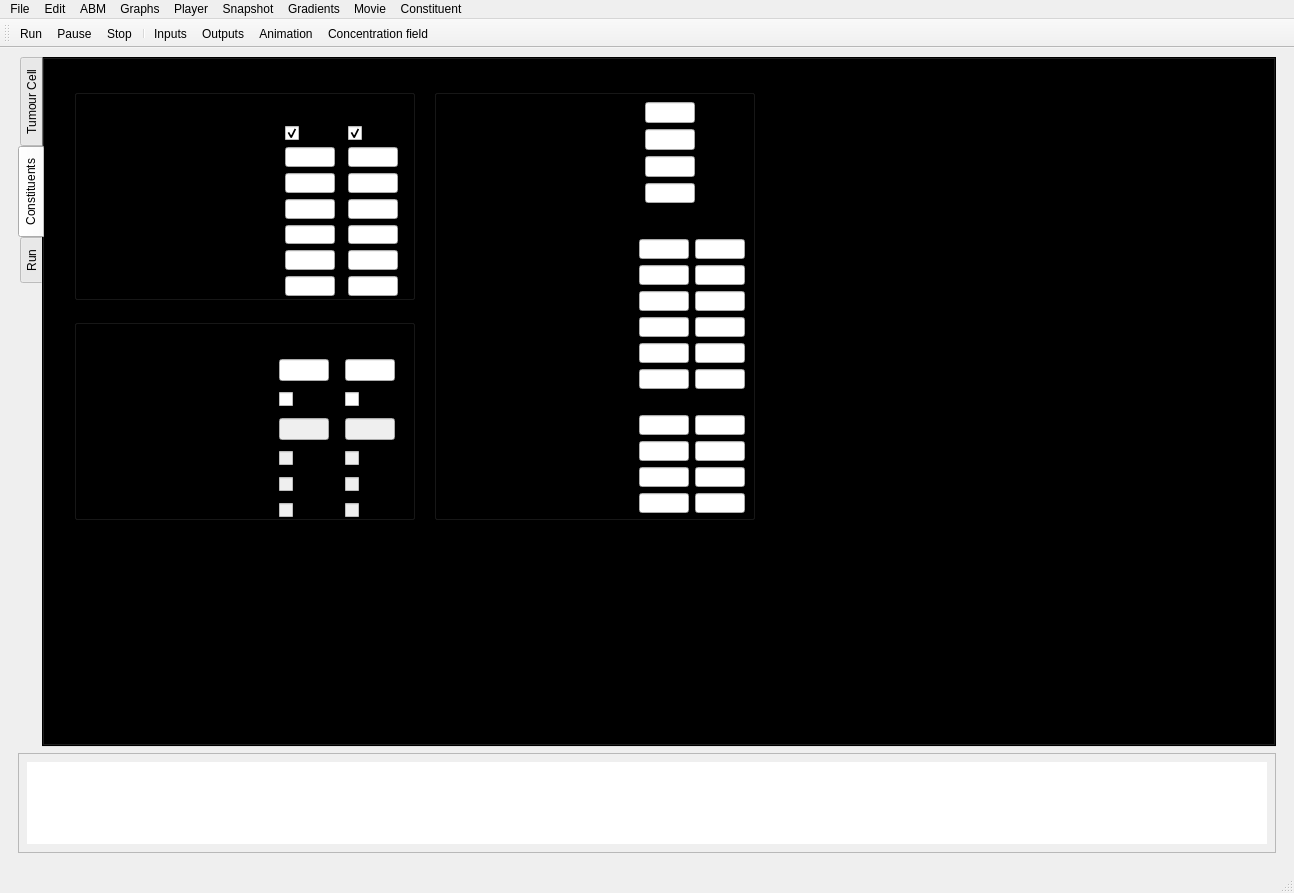
gibbogle/spheroid-abm, file GUI/spheroid_GUI.ui: the form before one commit.
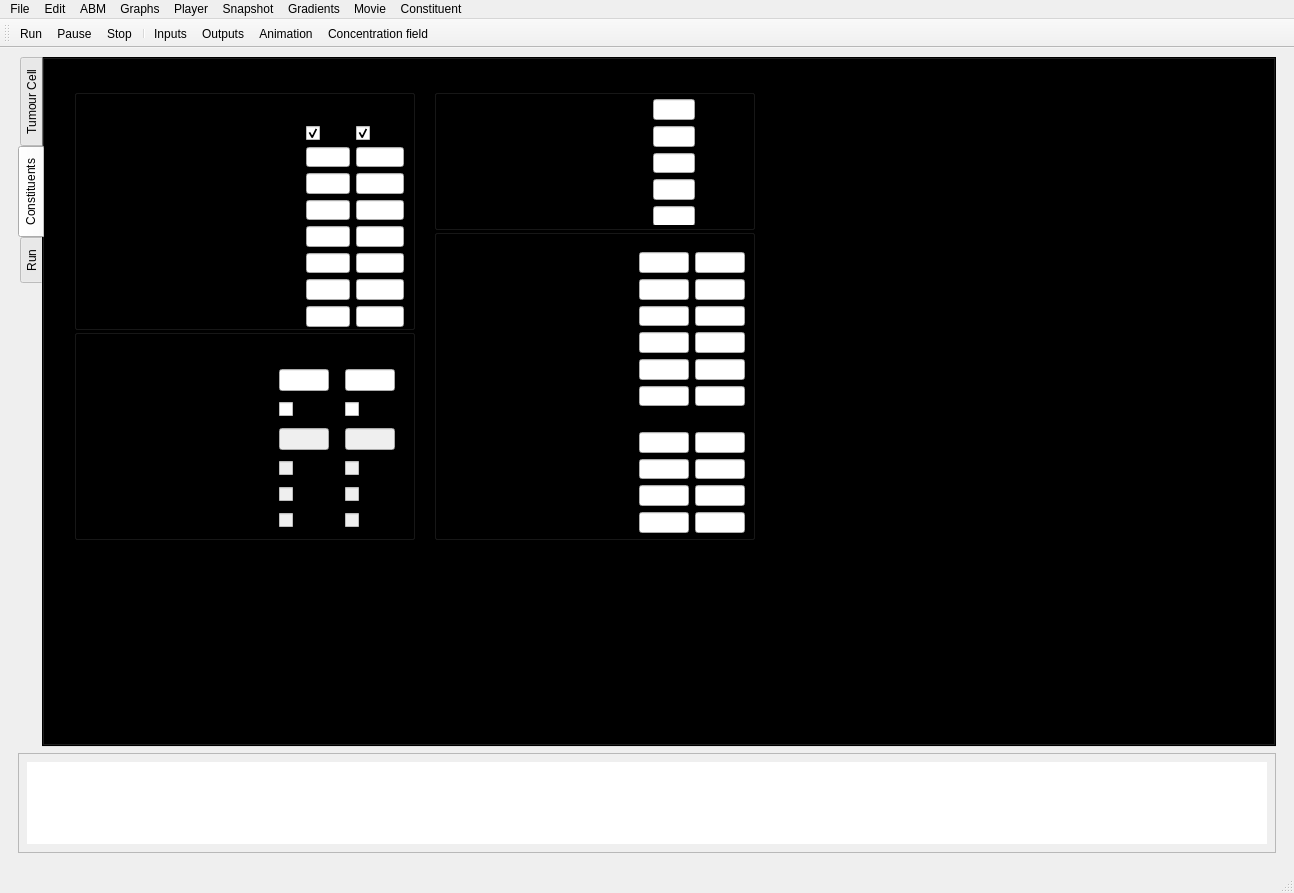
The form after the commit. The open tabs and pages were chosen to show the change. Icons and pictures are not drawn. Custom widgets are drawn as their Qt base class.

Commit message: G: added GUI/qvideooutput.cpp G: added GUI/qvideooutput.h G: changed GUI/ImageSave.cpp G: changed GUI/mainwindow.cpp G: changed GUI/mainwindow.h G: changed GUI/myvtk.cpp G: changed GUI/myvtk.h G: changed GUI/params.cpp G: changed GUI/spheroid_GUI.ui G: changed src/boundary.f90 G: changed src/cellstate.f90 G: changed src/chemokine.f90 G: changed src/fields.f90 G: changed src/global.f90 G: changed src/not_used.f90 G: changed src/ode_diffuse.f90 G: changed src/spheroid.f90

```diff
--- a/GUI/spheroid_GUI.ui
+++ b/GUI/spheroid_GUI.ui
@@ -340,7 +340,7 @@
               <x>30</x>
               <y>30</y>
               <width>341</width>
-              <height>211</height>
+              <height>241</height>
              </rect>
             </property>
             <property name="title">
@@ -352,7 +352,7 @@
                <x>10</x>
                <y>17</y>
                <width>320</width>
-               <height>190</height>
+               <height>221</height>
               </rect>
              </property>
              <layout class="QGridLayout" name="gridLayout_3">
@@ -391,11 +391,11 @@
                  </font>
                 </property>
                 <property name="text">
-                 <string>Diffusion coefficient</string>
+                 <string>Spheroid diffusion coefficient</string>
                 </property>
                </widget>
               </item>
-              <item row="3" column="0">
+              <item row="5" column="0">
                <widget class="QMyLabel" name="label_OXYGEN_BDRY_CONC">
                 <property name="font">
                  <font>
@@ -464,7 +464,7 @@
                 </property>
                </widget>
               </item>
-              <item row="3" column="4">
+              <item row="5" column="4">
                <widget class="QLineEdit" name="line_GLUCOSE_BDRY_CONC">
                 <property name="maximumSize">
                  <size>
@@ -503,7 +503,7 @@
                 </property>
                </widget>
               </item>
-              <item row="3" column="3">
+              <item row="5" column="3">
                <widget class="QLineEdit" name="line_OXYGEN_BDRY_CONC">
                 <property name="maximumSize">
                  <size>
@@ -555,14 +555,14 @@
                 </property>
                </widget>
               </item>
-              <item row="3" column="1">
+              <item row="5" column="1">
                <widget class="QLabel" name="units_bdryconc">
                 <property name="text">
                  <string>mM</string>
                 </property>
                </widget>
               </item>
-              <item row="4" column="0">
+              <item row="6" column="0">
                <widget class="QMyLabel" name="label_OXYGEN_CONSUMPTION">
                 <property name="font">
                  <font>
@@ -575,14 +575,14 @@
                 </property>
                </widget>
               </item>
-              <item row="4" column="1">
+              <item row="6" column="1">
                <widget class="QLabel" name="units_consumption">
                 <property name="text">
                  <string>mol/cell/s</string>
                 </property>
                </widget>
               </item>
-              <item row="4" column="3">
+              <item row="6" column="3">
                <widget class="QLineEdit" name="line_OXYGEN_CONSUMPTION">
                 <property name="maximumSize">
                  <size>
@@ -595,7 +595,7 @@
                 </property>
                </widget>
               </item>
-              <item row="4" column="4">
+              <item row="6" column="4">
                <widget class="QLineEdit" name="line_GLUCOSE_CONSUMPTION">
                 <property name="maximumSize">
                  <size>
@@ -609,45 +609,6 @@
                </widget>
               </item>
               <item row="7" column="0">
-               <widget class="QMyLabel" name="label_OXYGEN_CELL_DIFF">
-                <property name="font">
-                 <font>
-                  <weight>75</weight>
-                  <bold>true</bold>
-                 </font>
-                </property>
-                <property name="text">
-                 <string>Membrane diff coef</string>
-                </property>
-               </widget>
-              </item>
-              <item row="7" column="3">
-               <widget class="QLineEdit" name="line_OXYGEN_CELL_DIFF">
-                <property name="maximumSize">
-                 <size>
-                  <width>50</width>
-                  <height>16777215</height>
-                 </size>
-                </property>
-                <property name="alignment">
-                 <set>Qt::AlignRight|Qt::AlignTrailing|Qt::AlignVCenter</set>
-                </property>
-               </widget>
-              </item>
-              <item row="7" column="4">
-               <widget class="QLineEdit" name="line_GLUCOSE_CELL_DIFF">
-                <property name="maximumSize">
-                 <size>
-                  <width>50</width>
-                  <height>16777215</height>
-                 </size>
-                </property>
-                <property name="alignment">
-                 <set>Qt::AlignRight|Qt::AlignTrailing|Qt::AlignVCenter</set>
-                </property>
-               </widget>
-              </item>
-              <item row="5" column="0">
                <widget class="QMyLabel" name="label_OXYGEN_MM_KM">
                 <property name="font">
                  <font>
@@ -660,14 +621,14 @@
                 </property>
                </widget>
               </item>
-              <item row="5" column="1">
+              <item row="7" column="1">
                <widget class="QLabel" name="units_MM_Km">
                 <property name="text">
                  <string>uM</string>
                 </property>
                </widget>
               </item>
-              <item row="5" column="3">
+              <item row="7" column="3">
                <widget class="QLineEdit" name="line_OXYGEN_MM_KM">
                 <property name="maximumSize">
                  <size>
@@ -680,7 +641,7 @@
                 </property>
                </widget>
               </item>
-              <item row="5" column="4">
+              <item row="7" column="4">
                <widget class="QLineEdit" name="line_GLUCOSE_MM_KM">
                 <property name="maximumSize">
                  <size>
@@ -693,7 +654,7 @@
                 </property>
                </widget>
               </item>
-              <item row="6" column="0">
+              <item row="8" column="0">
                <widget class="QLabel" name="label_OXYGEN_HILL_N">
                 <property name="font">
                  <font>
@@ -706,7 +667,7 @@
                 </property>
                </widget>
               </item>
-              <item row="6" column="3">
+              <item row="8" column="3">
                <widget class="QLineEdit" name="line_OXYGEN_HILL_N">
                 <property name="maximumSize">
                  <size>
@@ -719,7 +680,7 @@
                 </property>
                </widget>
               </item>
-              <item row="6" column="4">
+              <item row="8" column="4">
                <widget class="QLineEdit" name="line_GLUCOSE_HILL_N">
                 <property name="maximumSize">
                  <size>
@@ -732,6 +693,91 @@
                 </property>
                </widget>
               </item>
+              <item row="4" column="0">
+               <widget class="QMyLabel" name="label_OXYGEN_CELL_DIFF">
+                <property name="font">
+                 <font>
+                  <weight>75</weight>
+                  <bold>true</bold>
+                 </font>
+                </property>
+                <property name="text">
+                 <string>Membrane diff constant</string>
+                </property>
+               </widget>
+              </item>
+              <item row="4" column="3">
+               <widget class="QLineEdit" name="line_OXYGEN_CELL_DIFF">
+                <property name="maximumSize">
+                 <size>
+                  <width>50</width>
+                  <height>16777215</height>
+                 </size>
+                </property>
+                <property name="alignment">
+                 <set>Qt::AlignRight|Qt::AlignTrailing|Qt::AlignVCenter</set>
+                </property>
+               </widget>
+              </item>
+              <item row="4" column="4">
+               <widget class="QLineEdit" name="line_GLUCOSE_CELL_DIFF">
+                <property name="maximumSize">
+                 <size>
+                  <width>50</width>
+                  <height>16777215</height>
+                 </size>
+                </property>
+                <property name="alignment">
+                 <set>Qt::AlignRight|Qt::AlignTrailing|Qt::AlignVCenter</set>
+                </property>
+               </widget>
+              </item>
+              <item row="3" column="3">
+               <widget class="QLineEdit" name="line_OXYGEN_MEDIUM_DIFF">
+                <property name="maximumSize">
+                 <size>
+                  <width>50</width>
+                  <height>16777215</height>
+                 </size>
+                </property>
+                <property name="alignment">
+                 <set>Qt::AlignRight|Qt::AlignTrailing|Qt::AlignVCenter</set>
+                </property>
+               </widget>
+              </item>
+              <item row="3" column="4">
+               <widget class="QLineEdit" name="line_GLUCOSE_MEDIUM_DIFF">
+                <property name="maximumSize">
+                 <size>
+                  <width>50</width>
+                  <height>16777215</height>
+                 </size>
+                </property>
+                <property name="alignment">
+                 <set>Qt::AlignRight|Qt::AlignTrailing|Qt::AlignVCenter</set>
+                </property>
+               </widget>
+              </item>
+              <item row="3" column="0">
+               <widget class="QMyLabel" name="label_OXYGEN_MEDIUM_DIFF">
+                <property name="font">
+                 <font>
+                  <weight>75</weight>
+                  <bold>true</bold>
+                 </font>
+                </property>
+                <property name="text">
+                 <string>Medium diffusion coefficient</string>
+                </property>
+               </widget>
+              </item>
+              <item row="3" column="1">
+               <widget class="QLabel" name="units_diffcoef_2">
+                <property name="text">
+                 <string>cm2/s</string>
+                </property>
+               </widget>
+              </item>
              </layout>
             </widget>
            </widget>
@@ -739,9 +785,9 @@
             <property name="geometry">
              <rect>
               <x>30</x>
-              <y>260</y>
+              <y>270</y>
               <width>341</width>
-              <height>201</height>
+              <height>211</height>
              </rect>
             </property>
             <property name="title">
@@ -1060,164 +1106,21 @@
             <property name="geometry">
              <rect>
               <x>390</x>
-              <y>30</y>
+              <y>170</y>
               <width>321</width>
-              <height>431</height>
+              <height>311</height>
              </rect>
             </property>
             <property name="title">
              <string/>
             </property>
-            <widget class="QWidget" name="gridLayoutWidget_2">
-             <property name="geometry">
-              <rect>
-               <x>10</x>
-               <y>13</y>
-               <width>251</width>
-               <height>101</height>
-              </rect>
-             </property>
-             <layout class="QGridLayout" name="gridLayout_6">
-              <item row="0" column="3">
-               <widget class="QLineEdit" name="line_SN30K_DIFF_COEF">
-                <property name="maximumSize">
-                 <size>
-                  <width>50</width>
-                  <height>16777215</height>
-                 </size>
-                </property>
-                <property name="baseSize">
-                 <size>
-                  <width>0</width>
-                  <height>0</height>
-                 </size>
-                </property>
-                <property name="alignment">
-                 <set>Qt::AlignRight|Qt::AlignTrailing|Qt::AlignVCenter</set>
-                </property>
-               </widget>
-              </item>
-              <item row="0" column="0" colspan="2">
-               <widget class="QMyLabel" name="label_SN30K_DIFF_COEF">
-                <property name="text">
-                 <string>Diff coefficient</string>
-                </property>
-               </widget>
-              </item>
-              <item row="1" column="0" colspan="2">
-               <widget class="QMyLabel" name="label_SN30K_CELL_DIFF">
-                <property name="text">
-                 <string>Membrane diff coef</string>
-                </property>
-               </widget>
-              </item>
-              <item row="1" column="3">
-               <widget class="QLineEdit" name="line_SN30K_CELL_DIFF">
-                <property name="maximumSize">
-                 <size>
-                  <width>50</width>
-                  <height>16777215</height>
-                 </size>
-                </property>
-                <property name="alignment">
-                 <set>Qt::AlignRight|Qt::AlignTrailing|Qt::AlignVCenter</set>
-                </property>
-               </widget>
-              </item>
-              <item row="2" column="0" colspan="2">
-               <widget class="QMyLabel" name="label_SN30K_HALFLIFE">
-                <property name="font">
-                 <font>
-                  <weight>50</weight>
-                  <bold>false</bold>
-                 </font>
-                </property>
-                <property name="text">
-                 <string>Half-life</string>
-                </property>
-               </widget>
-              </item>
-              <item row="2" column="3">
-               <widget class="QLineEdit" name="line_SN30K_HALFLIFE">
-                <property name="enabled">
-                 <bool>true</bool>
-                </property>
-                <property name="maximumSize">
-                 <size>
-                  <width>50</width>
-                  <height>16777215</height>
-                 </size>
-                </property>
-                <property name="alignment">
-                 <set>Qt::AlignRight|Qt::AlignTrailing|Qt::AlignVCenter</set>
-                </property>
-               </widget>
-              </item>
-              <item row="3" column="0" colspan="2">
-               <widget class="QMyLabel" name="label_SN30K_METABOLITE_HALFLIFE">
-                <property name="minimumSize">
-                 <size>
-                  <width>0</width>
-                  <height>0</height>
-                 </size>
-                </property>
-                <property name="font">
-                 <font>
-                  <weight>50</weight>
-                  <bold>false</bold>
-                 </font>
-                </property>
-                <property name="text">
-                 <string>Metabolite half-life   </string>
-                </property>
-               </widget>
-              </item>
-              <item row="3" column="3">
-               <widget class="QLineEdit" name="line_SN30K_METABOLITE_HALFLIFE">
-                <property name="enabled">
-                 <bool>true</bool>
-                </property>
-                <property name="maximumSize">
-                 <size>
-                  <width>50</width>
-                  <height>16777215</height>
-                 </size>
-                </property>
-                <property name="alignment">
-                 <set>Qt::AlignRight|Qt::AlignTrailing|Qt::AlignVCenter</set>
-                </property>
-               </widget>
-              </item>
-              <item row="0" column="2">
-               <widget class="QLabel" name="units_diffcoef_3">
-                <property name="text">
-                 <string>cm2/s</string>
-                </property>
-               </widget>
-              </item>
-              <item row="2" column="2">
-               <widget class="QLabel" name="units_halflife">
-                <property name="text">
-                 <string>hours</string>
-                </property>
-               </widget>
-              </item>
-              <item row="3" column="2">
-               <widget class="QLabel" name="units_metabolite_halflife">
-                <property name="text">
-                 <string>hours</string>
-                </property>
-               </widget>
-              </item>
-             </layout>
-            </widget>
             <widget class="QWidget" name="gridLayoutWidget_6">
              <property name="geometry">
               <rect>
                <x>10</x>
-               <y>130</y>
+               <y>3</y>
                <width>301</width>
-               <height>294</height>
+               <height>301</height>
               </rect>
              </property>
              <layout class="QGridLayout" name="gridLayout_2">
@@ -1673,6 +1576,189 @@
              <string>SN30000</string>
             </property>
            </widget>
+           <widget class="QGroupBox" name="groupBox_SN30K_1">
+            <property name="geometry">
+             <rect>
+              <x>390</x>
+              <y>30</y>
+              <width>321</width>
+              <height>141</height>
+             </rect>
+            </property>
+            <property name="title">
+             <string/>
+            </property>
+            <widget class="QWidget" name="gridLayoutWidget_2">
+             <property name="geometry">
+              <rect>
+               <x>10</x>
+               <y>10</y>
+               <width>251</width>
+               <height>126</height>
+              </rect>
+             </property>
+             <layout class="QGridLayout" name="gridLayout_6" rowstretch="0,0,0,0,0,0,0" columnstretch="0,0,0,0" rowminimumheight="0,0,0,0,0,0,0" columnminimumwidth="0,0,0,0">
+              <item row="0" column="3">
+               <widget class="QLineEdit" name="line_SN30K_DIFF_COEF">
+                <property name="maximumSize">
+                 <size>
+                  <width>50</width>
+                  <height>16777215</height>
+                 </size>
+                </property>
+                <property name="baseSize">
+                 <size>
+                  <width>0</width>
+                  <height>0</height>
+                 </size>
+                </property>
+                <property name="alignment">
+                 <set>Qt::AlignRight|Qt::AlignTrailing|Qt::AlignVCenter</set>
+                </property>
+               </widget>
+              </item>
+              <item row="0" column="0" colspan="2">
+               <widget class="QMyLabel" name="label_SN30K_DIFF_COEF">
+                <property name="text">
+                 <string>label_SN30K_DIFF_COEF</string>
+                </property>
+               </widget>
+              </item>
+              <item row="3" column="0" colspan="2">
+               <widget class="QMyLabel" name="label_SN30K_CELL_DIFF">
+                <property name="text">
+                 <string>label_SN30K_CELL_DIFF</string>
+                </property>
+               </widget>
+              </item>
+              <item row="3" column="3">
+               <widget class="QLineEdit" name="line_SN30K_CELL_DIFF">
+                <property name="maximumSize">
+                 <size>
+                  <width>50</width>
+                  <height>16777215</height>
+                 </size>
+                </property>
+                <property name="alignment">
+                 <set>Qt::AlignRight|Qt::AlignTrailing|Qt::AlignVCenter</set>
+                </property>
+               </widget>
+              </item>
+              <item row="5" column="0" colspan="2">
+               <widget class="QMyLabel" name="label_SN30K_HALFLIFE">
+                <property name="font">
+                 <font>
+                  <weight>50</weight>
+                  <bold>false</bold>
+                 </font>
+                </property>
+                <property name="text">
+                 <string>label_SN30K_HALFLIFE</string>
+                </property>
+               </widget>
+              </item>
+              <item row="5" column="3">
+               <widget class="QLineEdit" name="line_SN30K_HALFLIFE">
+                <property name="enabled">
+                 <bool>true</bool>
+                </property>
+                <property name="maximumSize">
+                 <size>
+                  <width>50</width>
+                  <height>16777215</height>
+                 </size>
+                </property>
+                <property name="alignment">
+                 <set>Qt::AlignRight|Qt::AlignTrailing|Qt::AlignVCenter</set>
+                </property>
+               </widget>
+              </item>
+              <item row="6" column="0" colspan="2">
+               <widget class="QMyLabel" name="label_SN30K_METABOLITE_HALFLIFE">
+                <property name="minimumSize">
+                 <size>
+                  <width>0</width>
+                  <height>0</height>
+                 </size>
+                </property>
+                <property name="font">
+                 <font>
+                  <weight>50</weight>
+                  <bold>false</bold>
+                 </font>
+                </property>
+                <property name="text">
+                 <string>Metabolite half-life   </string>
+                </property>
+               </widget>
+              </item>
+              <item row="6" column="3">
+               <widget class="QLineEdit" name="line_SN30K_METABOLITE_HALFLIFE">
+                <property name="enabled">
+                 <bool>true</bool>
+                </property>
+                <property name="maximumSize">
+                 <size>
+                  <width>50</width>
+                  <height>16777215</height>
+                 </size>
+                </property>
+                <property name="alignment">
+                 <set>Qt::AlignRight|Qt::AlignTrailing|Qt::AlignVCenter</set>
+                </property>
+               </widget>
+              </item>
+              <item row="0" column="2">
+               <widget class="QLabel" name="units_diffcoef_3">
+                <property name="text">
+                 <string>cm2/s</string>
+                </property>
+               </widget>
+              </item>
+              <item row="5" column="2">
+               <widget class="QLabel" name="units_halflife">
+                <property name="text">
+                 <string>hours</string>
+                </property>
+               </widget>
+              </item>
+              <item row="6" column="2">
+               <widget class="QLabel" name="units_metabolite_halflife">
+                <property name="text">
+                 <string>hours</string>
+                </property>
+               </widget>
+              </item>
+              <item row="2" column="3">
+               <widget class="QLineEdit" name="line_SN30K_MEDIUM_DIFF">
+                <property name="maximumSize">
+                 <size>
+                  <width>50</width>
+                  <height>16777215</height>
+                 </size>
+                </property>
+                <property name="alignment">
+                 <set>Qt::AlignRight|Qt::AlignTrailing|Qt::AlignVCenter</set>
+                </property>
+               </widget>
+              </item>
+              <item row="2" column="2">
+               <widget class="QLabel" name="units_diffcoef_4">
+                <property name="text">
+                 <string>cm2/s</string>
+                </property>
+               </widget>
+              </item>
+              <item row="2" column="0">
+               <widget class="QMyLabel" name="label_SN30K_MEDIUM_DIFF">
+                <property name="text">
+                 <string>label_SN30K_MEDIUM_DIFF</string>
+                </property>
+               </widget>
+              </item>
+             </layout>
+            </widget>
+           </widget>
           </widget>
           <widget class="QWidget" name="tab_run">
            <attribute name="title">
```
Left out of the diff: 110 changed lines with no effect on the pictures. The commit also changes 16 other files.
